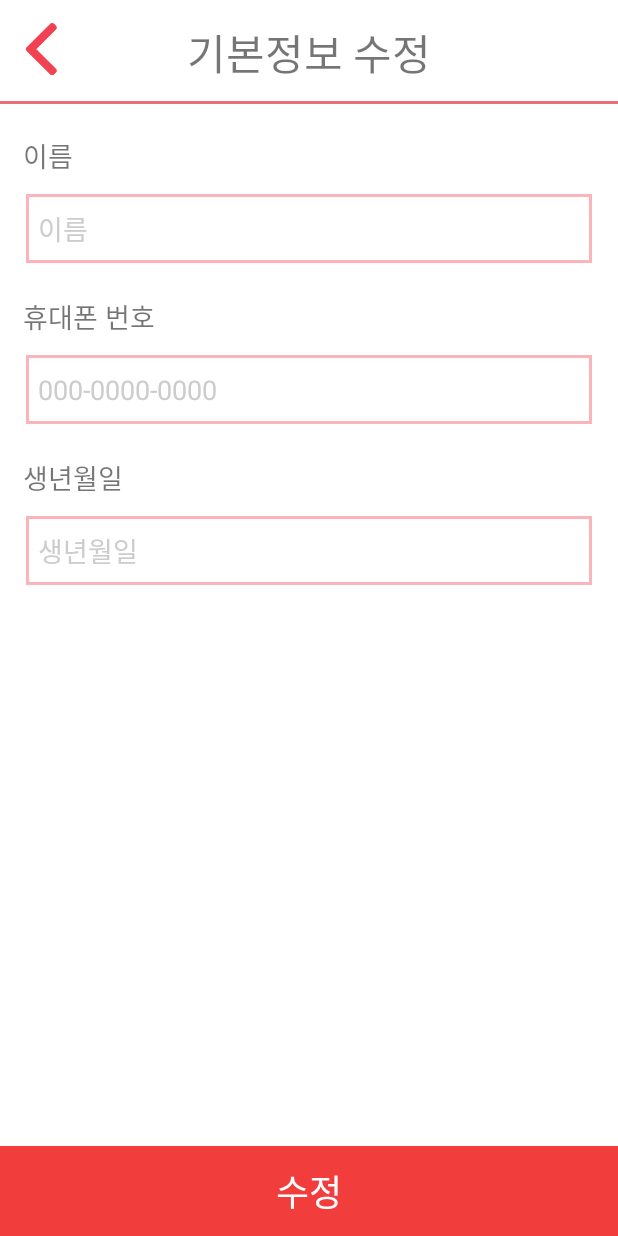
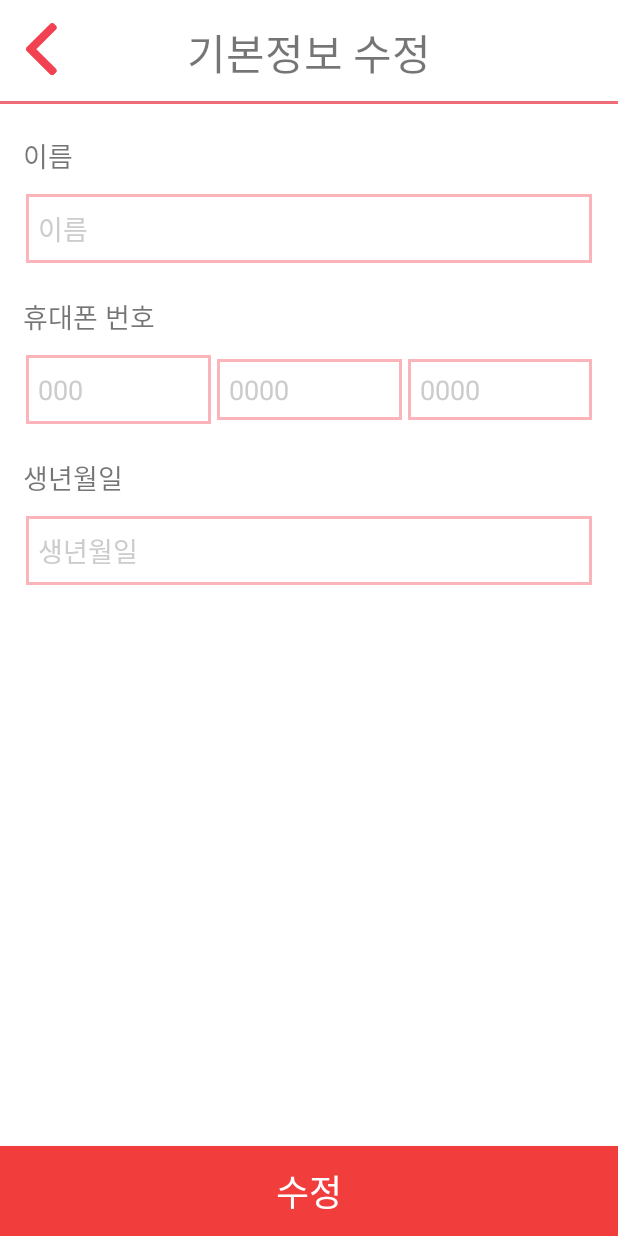
Before and after one commit to IT-SSU/pypy, an Android app: the MemberModify screen opened directly, with no data from a screen before it, on a phone screen of 412 x 824 dp. Run offline under Robolectric (Android 15) with nearby library versions, the phone set to English and light mode, and no system bars; our stand-ins replace Volley; network calls fail.

```diff
--- a/ppiyongppiyong4/app/src/main/res/layout/member_modify.xml
+++ b/ppiyongppiyong4/app/src/main/res/layout/member_modify.xml
@@ -60,13 +60,40 @@
                             android:orientation="horizontal"
                             android:layout_width="match_parent"
                             android:layout_height="match_parent">
+
                         <EditText
+                                android:id="@+id/txtPhone"
                                 style="@style/join_list_edit"
-                                android:hint="@string/phone_exam"
+                                android:layout_weight="0.9"
                                 android:ems="255"
-                                android:id="@+id/txtPhone"
+                                android:hint="000"
+                                android:importantForAutofill="no"
                                 android:inputType="phone"
-                                android:importantForAutofill="no" tools:targetApi="o"/>
+                                tools:targetApi="o" />
+
+                        <EditText
+                                android:id="@+id/txtPhone4"
+                                style="@style/join_list_edit"
+                                android:layout_width="wrap_content"
+                                android:layout_height="wrap_content"
+                                android:layout_weight="0.9"
+                                android:ems="255"
+                                android:hint="0000"
+                                android:importantForAutofill="no"
+                                android:inputType="phone"
+                                tools:targetApi="o" />
+
+                        <EditText
+                                android:id="@+id/txtPhone5"
+                                style="@style/join_list_edit"
+                                android:layout_width="wrap_content"
+                                android:layout_height="wrap_content"
+                                android:layout_weight="0.9"
+                                android:ems="255"
+                                android:hint="0000"
+                                android:importantForAutofill="no"
+                                android:inputType="phone"
+                                tools:targetApi="o" />
                     </LinearLayout>
                 </LinearLayout>
                 <LinearLayout
```
Also changed, not shown: ppiyongppiyong4/app/src/main/java/com/cookandroid/kotlinapp/JoinOk.kt (+16 -0 lines), ppiyongppiyong4/app/src/main/java/com/cookandroid/kotlinapp/MemberModify.kt (+30 -11 lines).
